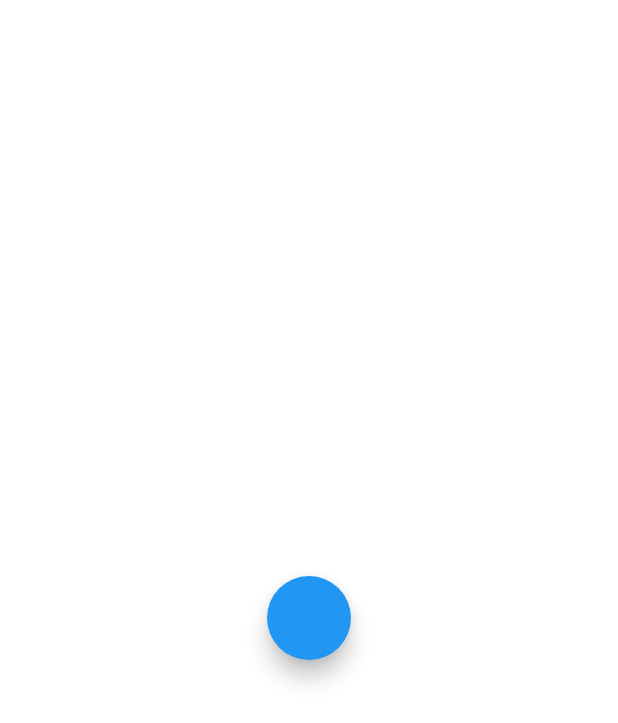
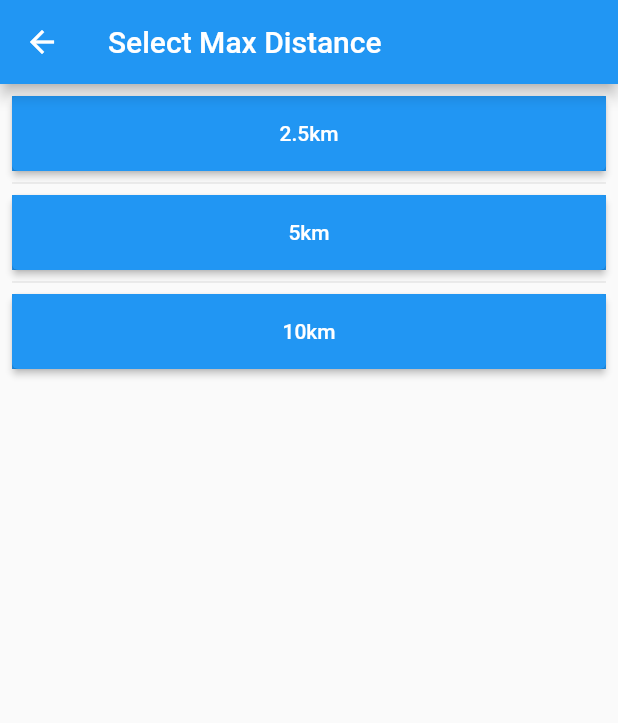
Before and after one commit to 2440986F/mhci-group-46, a Flutter app: the GameInstance screen opened by its route, on a phone screen of 412 x 824 dp. Shown: the top 723 px of the screen. Run offline on Flutter 3.47's test engine with Material 2 defaults, Android fonts, the light colour scheme and no system bars; our stand-ins replace audioplayers, flutter_map, geolocator, latlong2.

Commit message:
Added some options before starting the game thing

```diff
--- a/app/lib/game/game_instance.dart
+++ b/app/lib/game/game_instance.dart
@@ -40,43 +40,96 @@ class GameState extends State<GameInstance> {
   Widget build(BuildContext context) {
     switch (widget.state) {
       case _GameStates.SELECT_DISTANCE:
-        return Center(
-          child: FloatingActionButton(onPressed: () {
+        return Scaffold(
+            appBar: AppBar(title: const Text('Select Max Distance')),
+            body: Center(
+                child: ListView(padding: const EdgeInsets.all(8), children: [
+              Container(
+                  height: 50,
+                  color: Colors.blue,
+                  child: ElevatedButton(
+                      child: const Text('2.5km'),
+                      onPressed: () {
+                        _setTarget(2.5).then((value) => setState(() {
+                              widget.state = _GameStates.SELECT_DIFFICULTY;
+                              widget.targetPosition = value;
+                            }));
+                      })),
+              const Divider(),
+              Container(
+                  height: 50,
+                  color: Colors.blue,
+                  child: ElevatedButton(
+                      child: const Text('5km'),
+                      onPressed: () {
                         _setTarget(5).then((value) => setState(() {
-                  widget.state = _GameStates.PLAYING;
+                              widget.state = _GameStates.SELECT_DIFFICULTY;
                               widget.targetPosition = value;
-
+                            }));
+                      })),
+              const Divider(),
+              Container(
+                  height: 50,
+                  color: Colors.blue,
+                  child: ElevatedButton(
+                      child: const Text('10km'),
+                      onPressed: () {
+                        _setTarget(10).then((value) => setState(() {
+                              widget.state = _GameStates.SELECT_DIFFICULTY;
+                              widget.targetPosition = value;
+                            }));
+                      })),
+            ])));
+      case _GameStates.SELECT_DIFFICULTY:
+        // This spawns a thread that keeps track of when to
+        // play the ping sound.
         Isolate.spawn(_playSonarPing, [
           widget.receiveFromPingIsolate.sendPort,
           widget.targetPosition!,
           widget.audioPlayer,
         ]).then((isolate) => widget.pingIsolate = isolate);
 
-                  // widget.receiveFromPingIsolate
-                  //     .elementAt(0)
-                  //     .then((sendPort) => () {
-                  //           print("HGello");
-                  //           widget.sendToPingIsolate = sendPort;
-                  //           print(sendPort);
-                  //         });
-
+        // Can't play sound from within a thread so we need to
+        // get the new thread to send a message back to the main
+        // thread so that it can play the sound.
         widget.receiveFromPingIsolate.listen((message) {
           if (message is SendPort) {
             widget.sendToPingIsolate = message;
           } else {
-                      widget.audioPlayer
-                          .play(AssetSource('sounds/sonar-ping-95840.mp3'));
+            widget.audioPlayer.play(AssetSource('sounds/sonar-ping-95840.mp3'));
             Geolocator.getLastKnownPosition().then((value) {
               widget.sendToPingIsolate
                   ?.send([value!.latitude, value.longitude]);
             });
           }
         });
-                }));
+        return Scaffold(
+            appBar: AppBar(title: const Text('Select Difficulty')),
+            body: Center(
+                child: ListView(
+              padding: const EdgeInsets.all(8),
+              children: [
+                Container(
+                  height: 50,
+                  color: Colors.blue,
+                  child: ElevatedButton(
+                      child: const Text('Easy'),
+                      onPressed: () {
+                        setState(() => widget.state = _GameStates.PLAYING);
                       }),
-        );
-      case _GameStates.SELECT_DIFFICULTY:
-        break;
+                ),
+                const Divider(),
+                Container(
+                  height: 50,
+                  color: Colors.blue,
+                  child: ElevatedButton(
+                      child: const Text('Hard'),
+                      onPressed: () {
+                        setState(() => widget.state = _GameStates.PLAYING);
+                      }),
+                ),
+              ],
+            )));
       case _GameStates.PLAYING:
         // This is the timer that updates the sonar ping on the map.
         // Might find a better way of doing this, it is very laggy atm.
```
Lines whose indentation alone changed are shown as unchanged.
